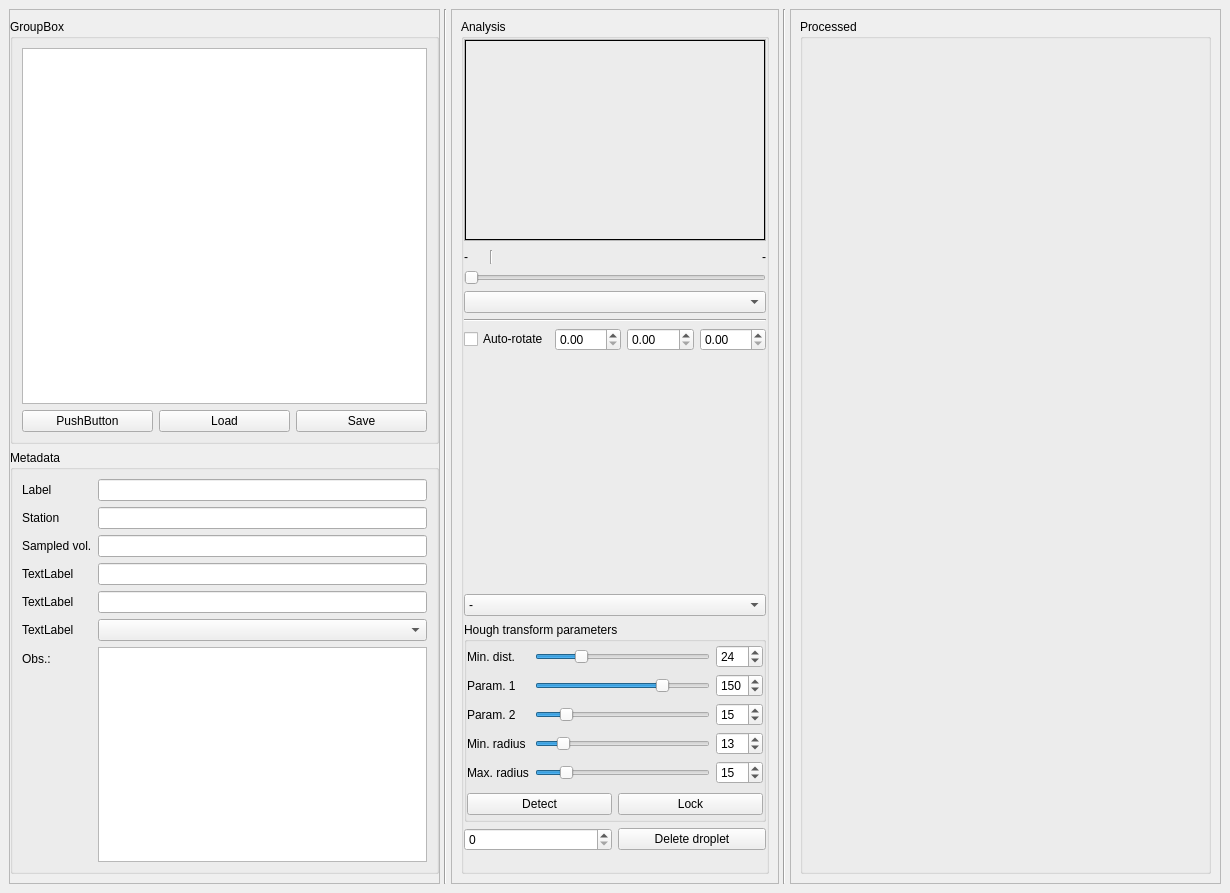
This is src/gui/analysis.ui in gfogwill/FrESH as Qt 5 draws it before an edit. The edited form follows.
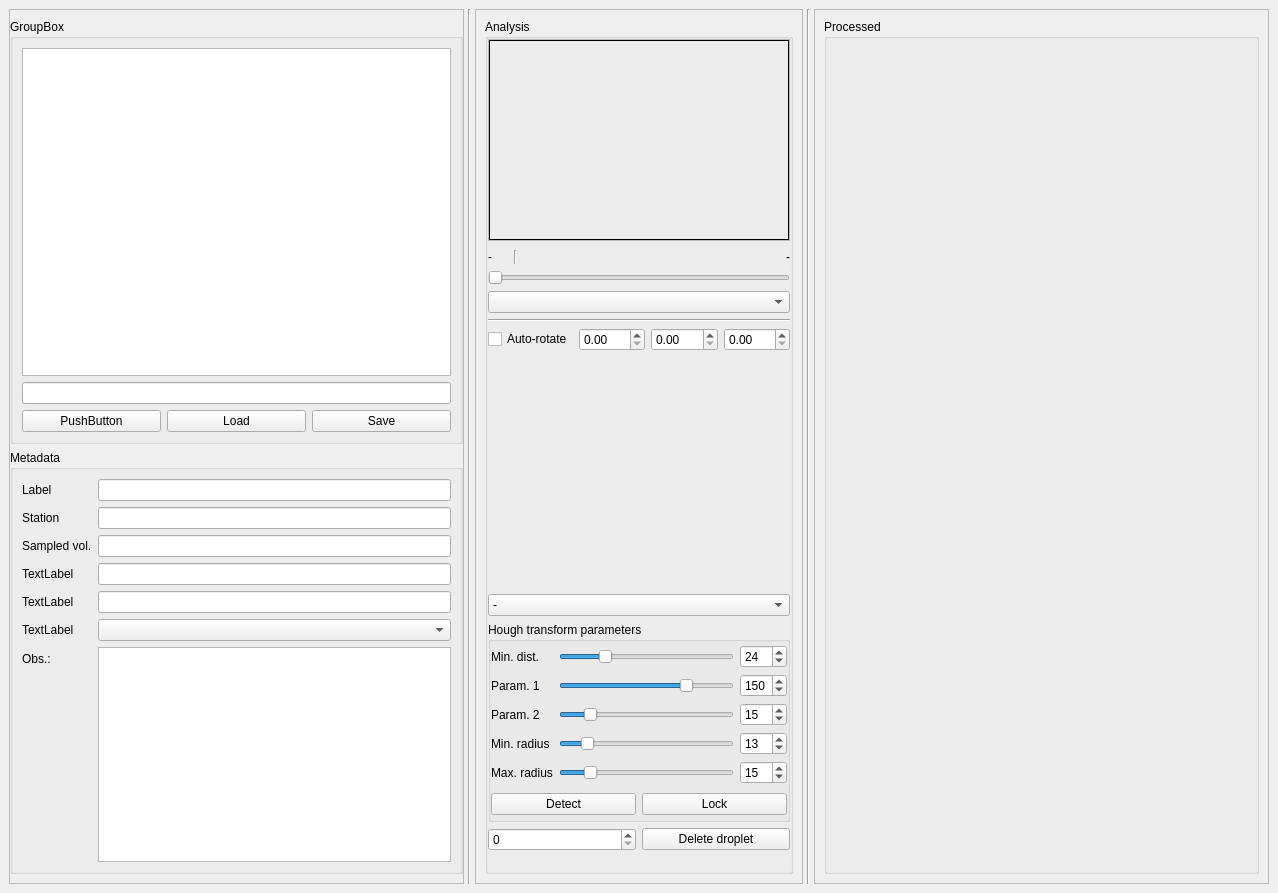
This is the edited form. Custom widgets are drawn as their Qt base class.

Commit message: feat: filter experiments by string

```diff
--- a/src/gui/analysis.ui
+++ b/src/gui/analysis.ui
@@ -6,7 +6,7 @@
    <rect>
     <x>0</x>
     <y>0</y>
-    <width>1230</width>
+    <width>1278</width>
     <height>893</height>
    </rect>
   </property>
@@ -131,6 +131,9 @@
                 <item>
                  <widget class="QListView" name="experimentListView"/>
                 </item>
+                <item>
+                 <widget class="QLineEdit" name="filter_line_edit"/>
+                </item>
                 <item>
                  <layout class="QHBoxLayout" name="horizontalLayout_3">
                   <item>
```
The commit also changes 1 other file.
